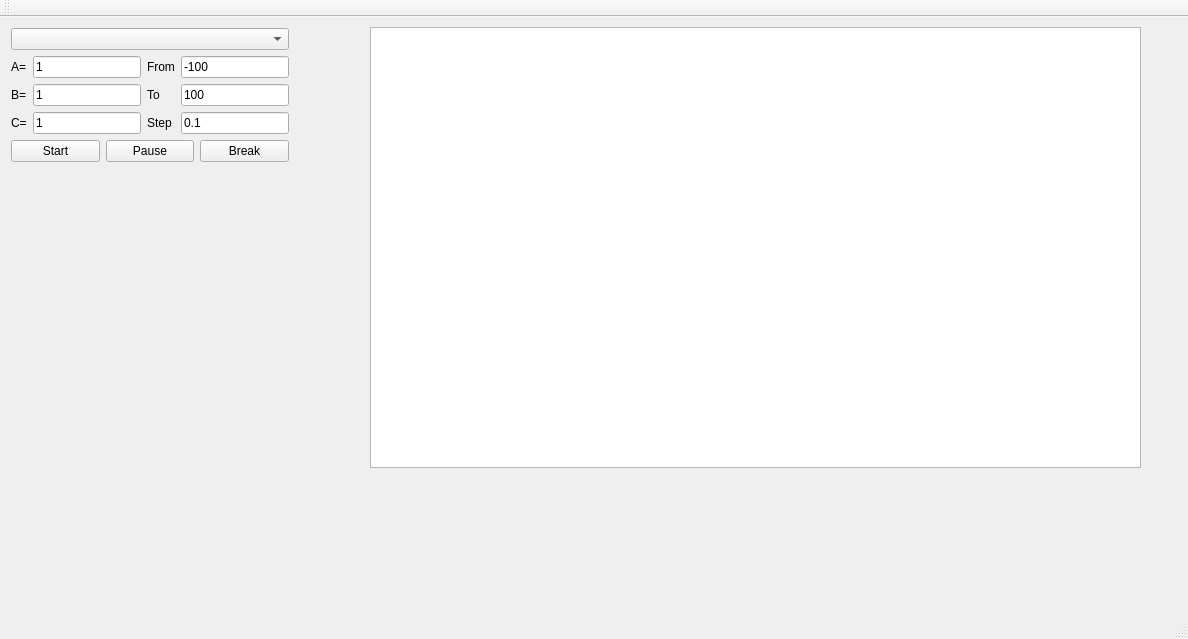
First picture: the form in mainwindow.ui, repository cyrsap/QtGraph, before the edit.
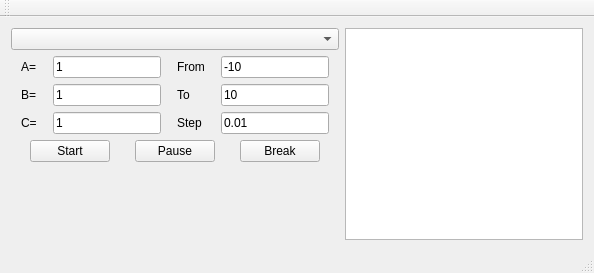
Second picture: the form after the edit.

The edit to the form file:
```diff
--- a/mainwindow.ui
+++ b/mainwindow.ui
@@ -6,23 +6,26 @@
    <rect>
     <x>0</x>
     <y>0</y>
-    <width>1188</width>
-    <height>639</height>
+    <width>594</width>
+    <height>273</height>
    </rect>
   </property>
   <property name="windowTitle">
    <string>MainWindow</string>
   </property>
   <widget class="QWidget" name="centralWidget">
-   <widget class="QWidget" name="verticalLayoutWidget_2">
-    <property name="geometry">
-     <rect>
-      <x>0</x>
-      <y>0</y>
-      <width>337</width>
-      <height>451</height>
-     </rect>
-    </property>
+   <layout class="QGridLayout" name="gridLayout">
+    <item row="0" column="1">
+     <widget class="QGraphicsView" name="graphicsView">
+      <property name="sizePolicy">
+       <sizepolicy hsizetype="Expanding" vsizetype="Minimum">
+        <horstretch>0</horstretch>
+        <verstretch>0</verstretch>
+       </sizepolicy>
+      </property>
+     </widget>
+    </item>
+    <item row="0" column="0">
     <layout class="QVBoxLayout" name="controlLayout">
      <property name="sizeConstraint">
       <enum>QLayout::SetFixedSize</enum>
@@ -33,14 +36,36 @@
         <enum>QLayout::SetFixedSize</enum>
        </property>
        <item>
-        <widget class="QComboBox" name="comboBoxFunction"/>
+         <widget class="QComboBox" name="comboBoxFunction">
+          <property name="sizePolicy">
+           <sizepolicy hsizetype="Fixed" vsizetype="Fixed">
+            <horstretch>0</horstretch>
+            <verstretch>0</verstretch>
+           </sizepolicy>
+          </property>
+          <property name="minimumSize">
+           <size>
+            <width>328</width>
+            <height>0</height>
+           </size>
+          </property>
+         </widget>
        </item>
        <item>
         <layout class="QHBoxLayout" name="controlLayout_2">
+          <property name="sizeConstraint">
+           <enum>QLayout::SetMinimumSize</enum>
+          </property>
          <item>
           <layout class="QVBoxLayout" name="verticalLayout">
            <item>
             <widget class="QLabel" name="label">
+              <property name="sizePolicy">
+               <sizepolicy hsizetype="Fixed" vsizetype="Preferred">
+                <horstretch>0</horstretch>
+                <verstretch>0</verstretch>
+               </sizepolicy>
+              </property>
              <property name="text">
               <string>A=</string>
              </property>
@@ -48,6 +73,12 @@
            </item>
            <item>
             <widget class="QLabel" name="label_2">
+              <property name="sizePolicy">
+               <sizepolicy hsizetype="Fixed" vsizetype="Preferred">
+                <horstretch>0</horstretch>
+                <verstretch>0</verstretch>
+               </sizepolicy>
+              </property>
              <property name="text">
               <string>B=</string>
              </property>
@@ -55,6 +86,12 @@
            </item>
            <item>
             <widget class="QLabel" name="label_3">
+              <property name="sizePolicy">
+               <sizepolicy hsizetype="Fixed" vsizetype="Preferred">
+                <horstretch>0</horstretch>
+                <verstretch>0</verstretch>
+               </sizepolicy>
+              </property>
              <property name="text">
               <string>C=</string>
              </property>
@@ -66,6 +103,12 @@
           <layout class="QVBoxLayout" name="verticalLayout_3">
            <item>
             <widget class="QLineEdit" name="lineEditA">
+              <property name="sizePolicy">
+               <sizepolicy hsizetype="Fixed" vsizetype="Fixed">
+                <horstretch>0</horstretch>
+                <verstretch>0</verstretch>
+               </sizepolicy>
+              </property>
              <property name="text">
               <string>1</string>
              </property>
@@ -73,6 +116,12 @@
            </item>
            <item>
             <widget class="QLineEdit" name="lineEditB">
+              <property name="sizePolicy">
+               <sizepolicy hsizetype="Fixed" vsizetype="Fixed">
+                <horstretch>0</horstretch>
+                <verstretch>0</verstretch>
+               </sizepolicy>
+              </property>
              <property name="text">
               <string>1</string>
              </property>
@@ -80,6 +129,12 @@
            </item>
            <item>
             <widget class="QLineEdit" name="lineEditC">
+              <property name="sizePolicy">
+               <sizepolicy hsizetype="Fixed" vsizetype="Fixed">
+                <horstretch>0</horstretch>
+                <verstretch>0</verstretch>
+               </sizepolicy>
+              </property>
              <property name="text">
               <string>1</string>
              </property>
@@ -91,6 +146,12 @@
           <layout class="QVBoxLayout" name="verticalLayout_2">
            <item>
             <widget class="QLabel" name="label_4">
+              <property name="sizePolicy">
+               <sizepolicy hsizetype="Fixed" vsizetype="Preferred">
+                <horstretch>0</horstretch>
+                <verstretch>0</verstretch>
+               </sizepolicy>
+              </property>
              <property name="text">
               <string>From</string>
              </property>
@@ -98,6 +159,12 @@
            </item>
            <item>
             <widget class="QLabel" name="label_5">
+              <property name="sizePolicy">
+               <sizepolicy hsizetype="Fixed" vsizetype="Preferred">
+                <horstretch>0</horstretch>
+                <verstretch>0</verstretch>
+               </sizepolicy>
+              </property>
              <property name="text">
               <string>To</string>
              </property>
@@ -105,6 +172,12 @@
            </item>
            <item>
             <widget class="QLabel" name="label_6">
+              <property name="sizePolicy">
+               <sizepolicy hsizetype="Fixed" vsizetype="Preferred">
+                <horstretch>0</horstretch>
+                <verstretch>0</verstretch>
+               </sizepolicy>
+              </property>
              <property name="text">
               <string>Step</string>
              </property>
@@ -116,22 +189,40 @@
           <layout class="QVBoxLayout" name="verticalLayout_4">
            <item>
             <widget class="QLineEdit" name="lineEditFrom">
+              <property name="sizePolicy">
+               <sizepolicy hsizetype="Fixed" vsizetype="Fixed">
+                <horstretch>0</horstretch>
+                <verstretch>0</verstretch>
+               </sizepolicy>
+              </property>
              <property name="text">
-              <string>-100</string>
+               <string>-10</string>
              </property>
             </widget>
            </item>
            <item>
             <widget class="QLineEdit" name="lineEditTo">
+              <property name="sizePolicy">
+               <sizepolicy hsizetype="Fixed" vsizetype="Fixed">
+                <horstretch>0</horstretch>
+                <verstretch>0</verstretch>
+               </sizepolicy>
+              </property>
              <property name="text">
-              <string>100</string>
+               <string>10</string>
              </property>
             </widget>
            </item>
            <item>
             <widget class="QLineEdit" name="lineEditStep">
+              <property name="sizePolicy">
+               <sizepolicy hsizetype="Fixed" vsizetype="Fixed">
+                <horstretch>0</horstretch>
+                <verstretch>0</verstretch>
+               </sizepolicy>
+              </property>
              <property name="text">
-              <string>0.1</string>
+               <string>0.01</string>
              </property>
             </widget>
            </item>
@@ -141,8 +232,17 @@
        </item>
        <item>
         <layout class="QHBoxLayout" name="horizontalLayout">
+          <property name="sizeConstraint">
+           <enum>QLayout::SetFixedSize</enum>
+          </property>
          <item>
           <widget class="QPushButton" name="pushButtonStart">
+            <property name="sizePolicy">
+             <sizepolicy hsizetype="Fixed" vsizetype="Fixed">
+              <horstretch>0</horstretch>
+              <verstretch>0</verstretch>
+             </sizepolicy>
+            </property>
            <property name="text">
             <string>Start</string>
            </property>
@@ -150,6 +250,12 @@
          </item>
          <item>
           <widget class="QPushButton" name="pushButtonPause">
+            <property name="sizePolicy">
+             <sizepolicy hsizetype="Fixed" vsizetype="Fixed">
+              <horstretch>0</horstretch>
+              <verstretch>0</verstretch>
+             </sizepolicy>
+            </property>
            <property name="text">
             <string>Pause</string>
            </property>
@@ -157,6 +263,12 @@
          </item>
          <item>
           <widget class="QPushButton" name="pushButtonBreak">
+            <property name="sizePolicy">
+             <sizepolicy hsizetype="Fixed" vsizetype="Fixed">
+              <horstretch>0</horstretch>
+              <verstretch>0</verstretch>
+             </sizepolicy>
+            </property>
            <property name="text">
             <string>Break</string>
            </property>
@@ -180,17 +292,8 @@
       </spacer>
      </item>
     </layout>
-   </widget>
-   <widget class="QGraphicsView" name="graphicsView">
-    <property name="geometry">
-     <rect>
-      <x>370</x>
-      <y>10</y>
-      <width>771</width>
-      <height>441</height>
-     </rect>
-    </property>
-   </widget>
+    </item>
+   </layout>
   </widget>
   <widget class="QMenuBar" name="menuBar">
    <property name="geometry">
```
Left out of the diff: 2 changed lines with no effect on the pictures. Lines whose indentation alone changed are shown as unchanged.
